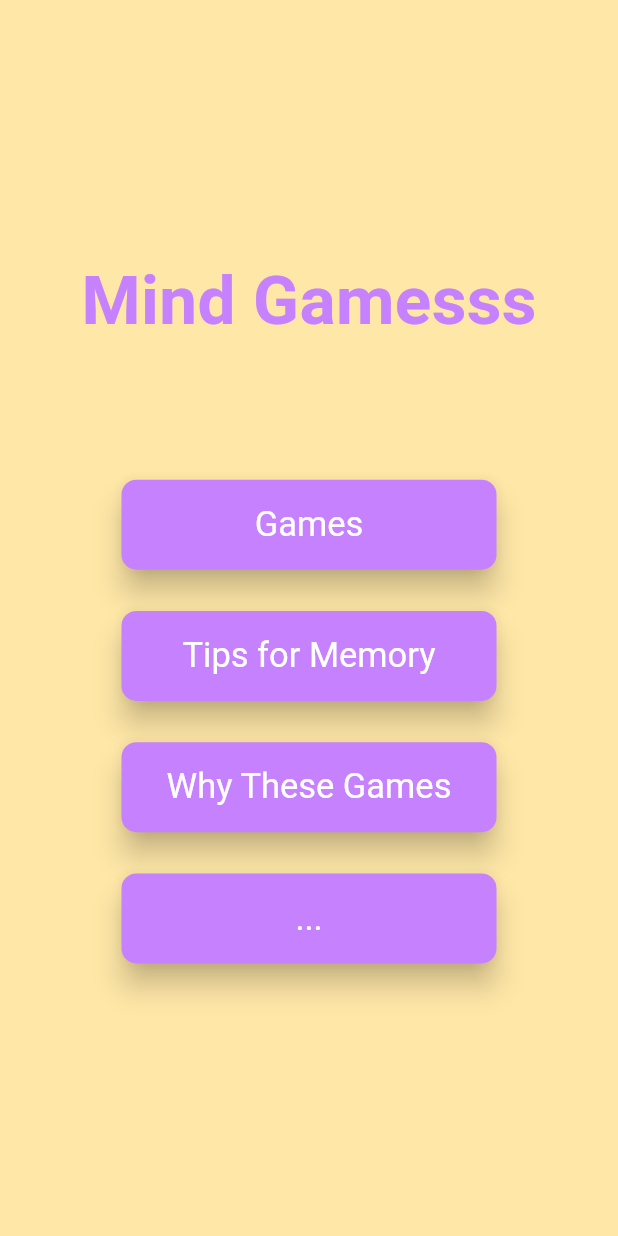
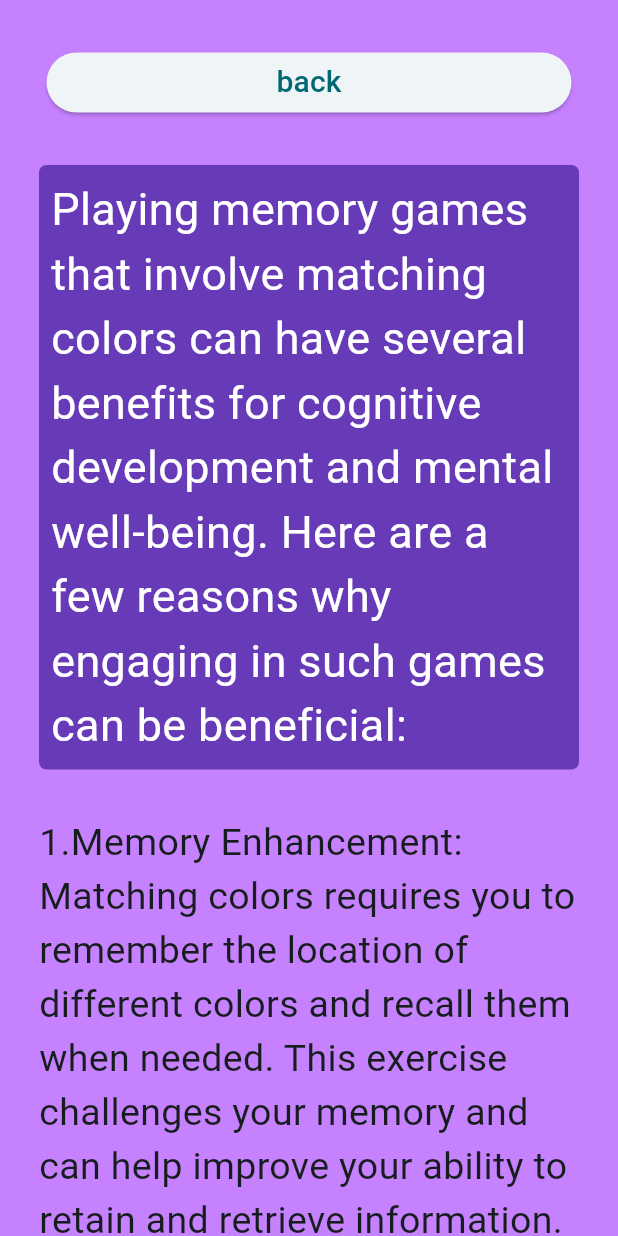
Before and after one commit to EdaZeynepU/memory_games, a Flutter app: the screen it shows after launch, after a tap on "Why These Games", on a phone screen of 412 x 824 dp. Run offline on Flutter 3.47's test engine with Material 2 defaults, Android fonts, the phone set to English and light mode, and no system bars; our stand-ins replace google_fonts.

Commit message:
new screens
home page basics are complete

```diff
--- a/lib/screens/home_page.dart
+++ b/lib/screens/home_page.dart
@@ -2,6 +2,8 @@ import 'package:flutter/material.dart';
 import 'package:google_fonts/google_fonts.dart';
 import '../constants/main_colors.dart';
 import 'game_selection_page.dart';
+import 'why.dart';
+import 'tips_for_memories.dart';
 
 class HomePage extends StatefulWidget {
   const HomePage({Key? key}) : super(key: key);
@@ -49,8 +51,22 @@ class _HomePageState extends State<HomePage> {
                         ));
                     } ,
                             child: Text("Games",), style: buttonStyle(),),
-                    ElevatedButton(onPressed: (){} , child: Text("Tips for Memory"), style: buttonStyle(),),
-                    ElevatedButton(onPressed: (){} , child: Text("Why These Games"), style: buttonStyle(),),
+                    ElevatedButton(onPressed: (){
+                      Navigator.of(context).push(
+                          MaterialPageRoute(
+                              builder: (context) {
+                                return tipsForMemory();
+                              }
+                          ));
+                    } , child: Text("Tips for Memory"), style: buttonStyle(),),
+                    ElevatedButton(onPressed: (){
+                      Navigator.of(context).push(
+                          MaterialPageRoute(
+                              builder: (context) {
+                                return Why();
+                              }
+                          ));
+                    } , child: Text("Why These Games"), style: buttonStyle(),),
                     ElevatedButton(onPressed: (){} , child: Text("..."), style: buttonStyle(),),
                   ],
                 ),
--- /dev/null
+++ b/lib/screens/tips_for_memories.dart
@@ -0,0 +1,58 @@
+import 'package:flutter/material.dart';
+import '../constants/main_colors.dart';
+
+class tipsForMemory extends StatelessWidget {
+  const tipsForMemory({Key? key}) : super(key: key);
+
+  @override
+  Widget build(BuildContext context) {
+    return Scaffold(
+      backgroundColor: MainColor.secondaryColor,
+      body: Center(
+        child: SingleChildScrollView(
+          child: Container(
+            height: 4100,
+            width: 360,
+            child: Column(
+              mainAxisAlignment: MainAxisAlignment.spaceEvenly,
+              children: [
+                ElevatedButton(
+                  style:  ElevatedButton.styleFrom(
+                    fixedSize: Size(350, 20),
+                  ),
+                    onPressed: (){
+                  Navigator.of(context).pop();
+                }, child: Text("back",style: TextStyle(fontSize: 20)),),
+                Container(
+                    padding: EdgeInsets.all(8),
+                    decoration: BoxDecoration(
+                      borderRadius: BorderRadius.circular(5),
+                      color: Colors.blue[900],
+                    ),
+                    child: Text("Ten tips to help improve your memory",style: TextStyle(fontSize: 30,color: Colors.white,))
+                ),
+                Text("1. Get Enough Sleep: A good night's sleep is essential for memory consolidation. Aim for 7-8 hours of quality sleep each night to allow your brain to process and store information effectively.",style: TextStyle(fontSize: 25)),
+                Text("2. Stay Active and Exercise: Regular physical exercise has been linked to improved memory and cognitive function. Engaging in activities that get your heart rate up can enhance blood flow to the brain, promoting better memory retention.",style: TextStyle(fontSize: 25)),
+                Text("3. Manage Stress: High levels of stress can impair memory and cognitive function. Practice stress management techniques such as deep breathing, meditation, or engaging in activities you enjoy to reduce stress and support optimal memory performance.",style: TextStyle(fontSize: 25)),
+                Text("4. Stay Mentally Active: Keep your brain engaged by challenging it with mentally stimulating activities. Read books, solve puzzles, play strategy games, or learn new skills to exercise your memory and keep it sharp.",style: TextStyle(fontSize: 25)),
+                Text("5. Use Mnemonic Devices: Mnemonic techniques can aid memory retention. Use acronyms, visual imagery, or create associations to help remember information. For example, to remember a grocery list, visualize the items in a familiar location or create a story connecting the items.",style: TextStyle(fontSize: 25)),
+                Text("6. Break Information into Chunks: When trying to remember a large amount of information, break it down into smaller, manageable chunks. This technique, known as chunking, makes it easier for your brain to process and retain the information.",style: TextStyle(fontSize: 25)),
+                Text("7. Practice Retrieval: Actively retrieving information from memory strengthens memory recall. Test yourself by trying to recall information without looking at notes or resources. This practice enhances your ability to remember information when you need it.",style: TextStyle(fontSize: 25)),
+                Text("8. Create a Memory Palace: The method of loci, also known as the memory palace technique, involves associating items to be remembered with specific locations in a familiar environment. Mentally walking through this space can help you recall the information more easily.",style: TextStyle(fontSize: 25)),
+                Text("9. Maintain a Healthy Diet: Certain nutrients, such as omega-3 fatty acids, antioxidants, and vitamins, are beneficial for brain health and memory. Include foods like fatty fish, berries, leafy greens, nuts, and seeds in your diet to support optimal brain function.",style: TextStyle(fontSize: 25)),
+                Text("10. Stay Organized: A cluttered environment can be distracting and make it difficult to remember things. Keep your physical and digital spaces organized to reduce cognitive load and improve memory recall.",style: TextStyle(fontSize: 25)),
+                Container(
+                  padding: EdgeInsets.all(8),
+                  decoration: BoxDecoration(
+                    borderRadius: BorderRadius.circular(5),
+                    color: Colors.blue[900],
+                  ),
+                  child: Text("Remember, improving memory is a gradual process, so be patient and consistent with these tips. By incorporating these practices into your daily routine, you can enhance your memory and cognitive abilities over time.",style: TextStyle(fontSize: 30,color: Colors.white)),)
+              ],
+            ),
+          ),
+        ),
+      ),
+    );
+  }
+}
--- /dev/null
+++ b/lib/screens/why.dart
@@ -0,0 +1,54 @@
+import 'package:flutter/material.dart';
+import '../constants/main_colors.dart';
+
+class Why extends StatelessWidget {
+  const Why({Key? key}) : super(key: key);
+
+  @override
+  Widget build(BuildContext context) {
+    return Scaffold(
+      backgroundColor: MainColor.primaryColor,
+      body: Center(
+        child: SingleChildScrollView(
+          child: Container(
+            height: 4100,
+            width: 360,
+            child: Column(
+              mainAxisAlignment: MainAxisAlignment.spaceEvenly,
+              children: [
+                ElevatedButton(
+                  style:  ElevatedButton.styleFrom(
+                    fixedSize: Size(350, 20),
+                  ),
+                  onPressed: (){
+                    Navigator.of(context).pop();
+                  }, child: Text("back",style: TextStyle(fontSize: 20)),),
+                Container(
+                    padding: EdgeInsets.all(8),
+                    decoration: BoxDecoration(
+                      borderRadius: BorderRadius.circular(5),
+                      color: Colors.deepPurple,
+                    ),
+                    child: Text("Playing memory games that involve matching colors can have several benefits for cognitive development and mental well-being. Here are a few reasons why engaging in such games can be beneficial:",style: TextStyle(fontSize: 30,color: Colors.white,))
+                ),
+                Text("1.Memory Enhancement: Matching colors requires you to remember the location of different colors and recall them when needed. This exercise challenges your memory and can help improve your ability to retain and retrieve information. Regular practice can enhance your working memory, which is essential for various cognitive tasks.",style: TextStyle(fontSize: 25)),
+                Text("2.Attention and Focus: Matching colors demands concentration and focus. By engaging in these memory games, you train your brain to stay attentive and avoid distractions. This ability to sustain focus can carry over to other areas of life, such as work, studying, and problem-solving.",style: TextStyle(fontSize: 25)),
+                Text("3.Pattern Recognition: Matching colors often involves identifying and recognizing patterns. As you play these games, you sharpen your pattern recognition skills, which can be useful in various real-life situations. Pattern recognition allows you to make connections, solve problems efficiently, and perceive information more accurately.",style: TextStyle(fontSize: 25)),
+                Text("4.Cognitive Flexibility: Memory games that involve matching colors require you to switch between different colors and locations quickly. This flexibility in thinking and shifting attention can enhance cognitive flexibility, a crucial skill for adapting to new situations, multitasking, and problem-solving.",style: TextStyle(fontSize: 25)),
+                Text("5.Stress Relief and Relaxation: Engaging in memory games can provide a break from daily stressors. These games can be enjoyable and relaxing, allowing you to unwind and redirect your focus away from worries and anxieties. Playing memory games can be a form of mindfulness, promoting relaxation and mental well-being.",style: TextStyle(fontSize: 25)),
+                Text("6.Neuroplasticity and Brain Health: Regularly challenging your memory through color-matching games can support brain health and promote neuroplasticity. Neuroplasticity refers to the brain's ability to reorganize and form new neural connections. By stimulating your brain with memory games, you can enhance neural pathways, improve cognitive function, and potentially reduce the risk of cognitive decline.",style: TextStyle(fontSize: 25)),
+          Container(
+            padding: EdgeInsets.all(8),
+            decoration: BoxDecoration(
+              borderRadius: BorderRadius.circular(5),
+              color: Colors.deepPurple,
+            ),
+            child: Text("In conclusion, playing memory games that involve matching colors can have various benefits, including memory enhancement, improved attention and focus, pattern recognition, cognitive flexibility, stress relief, and brain health promotion. So, consider incorporating these games into your routine to enjoy the cognitive and mental well-being advantages they offer.",style: TextStyle(fontSize: 30,color: Colors.white)),)
+              ],
+            ),
+          ),
+        ),
+      ),
+    );
+  }
+}
```
